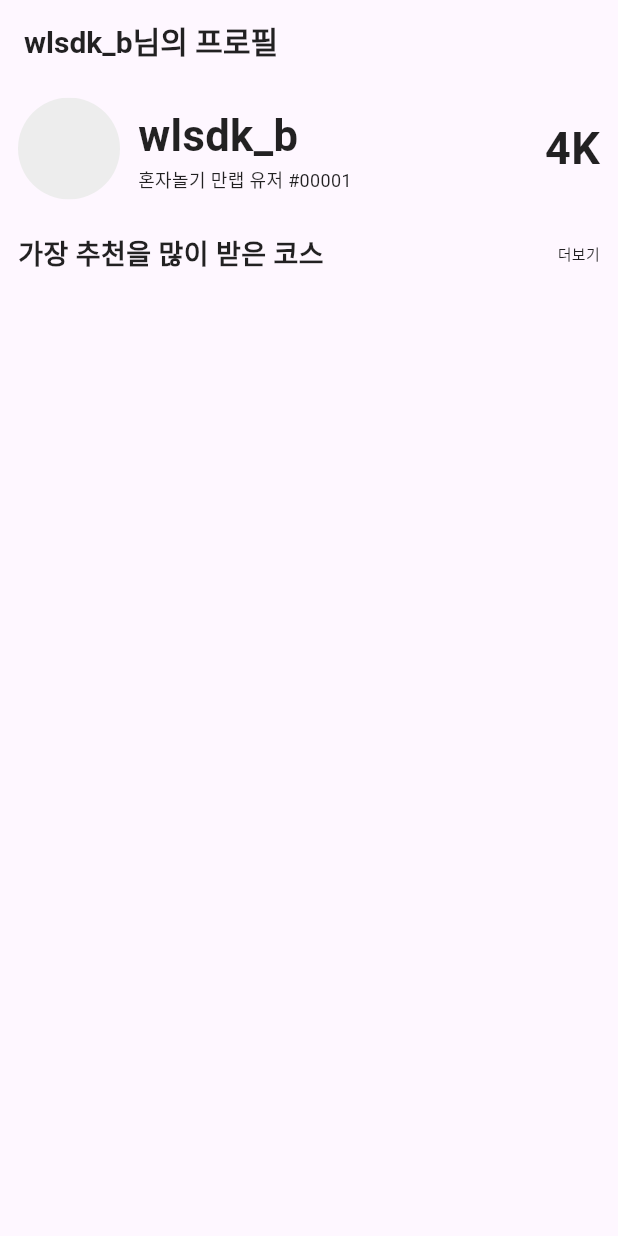
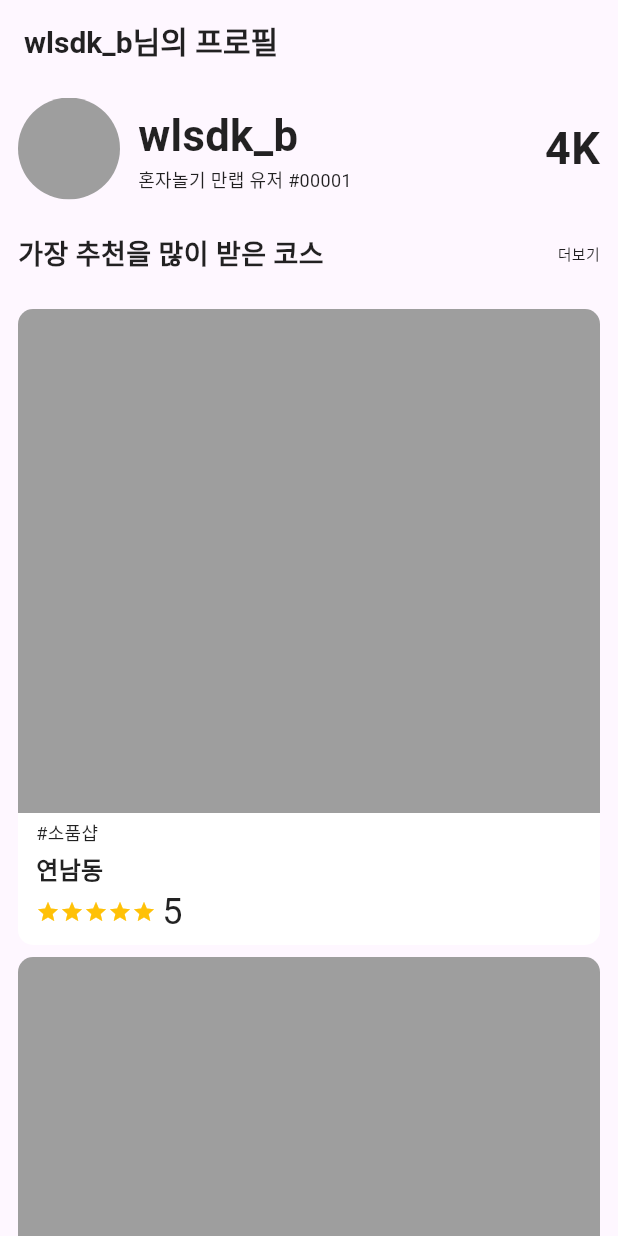
Before and after one commit to WantOscar/solo_play_applicaiton, a Flutter app: the screen it shows after launch, on a phone screen of 412 x 824 dp. Run offline on Flutter 3.47's test engine with Material 3 defaults, Android fonts, the phone set to English and light mode, and no system bars.

Commit message:
가장 추천을 많이 받은 코스 레이아웃 제작

```diff
--- a/lib/src/views/profile_view.dart
+++ b/lib/src/views/profile_view.dart
@@ -1,4 +1,5 @@
 import 'package:flutter/material.dart';
+import 'package:solo_play_application/src/widgets/course_widget.dart';
 
 class ProfileView extends StatelessWidget {
   const ProfileView({super.key});
@@ -46,7 +47,7 @@ class ProfileView extends StatelessWidget {
               child: Container(
                 width: 68,
                 height: 68,
-                color: const Color(0xffEDEDED),
+                color: Colors.grey,
               ),
             ),
           ),
@@ -114,6 +115,13 @@ class ProfileView extends StatelessWidget {
               ),
             ],
           ),
+          const SizedBox(height: 23),
+          ListView.builder(
+            shrinkWrap: true,
+            physics: const NeverScrollableScrollPhysics(),
+            itemCount: 2,
+            itemBuilder: (context, index) => const CourseWidget(),
+          ),
         ],
       ),
     );
--- /dev/null
+++ b/lib/src/widgets/course_widget.dart
@@ -0,0 +1,129 @@
+import 'package:flutter/material.dart';
+
+class CourseWidget extends StatelessWidget {
+  const CourseWidget({super.key});
+
+  @override
+  Widget build(BuildContext context) {
+    return Column(
+      children: [
+        /// 코스 지도 영역
+        Container(
+          width: double.infinity,
+          height: 336,
+          decoration: const BoxDecoration(
+            borderRadius: BorderRadius.vertical(
+              top: Radius.circular(10),
+              bottom: Radius.zero,
+            ),
+            color: Colors.grey,
+          ),
+          child: Container(),
+        ),
+
+        /// 코스 태그, 위치, 별점 영역
+        Container(
+          width: double.infinity,
+          height: 88,
+          decoration: const BoxDecoration(
+            borderRadius: BorderRadius.vertical(
+              top: Radius.zero,
+              bottom: Radius.circular(10),
+            ),
+            color: Colors.white,
+          ),
+          child: Padding(
+            padding:
+                const EdgeInsets.symmetric(horizontal: 12.0, vertical: 4.0),
+            child: Column(
+              crossAxisAlignment: CrossAxisAlignment.start,
+              children: [
+                /// 태그 영역
+                const Text(
+                  '#소품샵',
+                  style: TextStyle(
+                    fontSize: 12,
+                    fontWeight: FontWeight.w400,
+                    color: Colors.black87,
+                  ),
+                ),
+                const SizedBox(height: 4),
+
+                /// 코스 위치 영역
+                Row(
+                  mainAxisAlignment: MainAxisAlignment.spaceBetween,
+                  children: [
+                    Column(
+                      crossAxisAlignment: CrossAxisAlignment.start,
+                      children: [
+                        const Text(
+                          '연남동',
+                          style: TextStyle(
+                            fontSize: 16,
+                            fontWeight: FontWeight.w600,
+                            color: Colors.black87,
+                          ),
+                        ),
+
+                        /// 별점 영역
+                        Row(
+                          children: [
+                            Row(
+                              children: List.generate(
+                                5,
+                                (index) => const Icon(
+                                  Icons.star,
+                                  size: 16,
+                                  color: Colors.amber,
+                                ),
+                              ),
+                            ),
+                            const SizedBox(width: 4),
+                            const Text(
+                              '5',
+                              style: TextStyle(
+                                fontSize: 24,
+                                fontWeight: FontWeight.w400,
+                                color: Colors.black87,
+                              ),
+                            ),
+                          ],
+                        ),
+                      ],
+                    ),
+                    // Stack(
+                    //   children: [
+                    //     Positioned(
+                    //       left: 0,
+                    //       child: CircleAvatar(
+                    //         radius: 10,
+                    //         backgroundColor: Colors.grey.shade300,
+                    //       ),
+                    //     ),
+                    //     Positioned(
+                    //       left: 8,
+                    //       child: CircleAvatar(
+                    //         radius: 10,
+                    //         backgroundColor: Colors.grey.shade400,
+                    //       ),
+                    //     ),
+                    //     Positioned(
+                    //       left: 16,
+                    //       child: CircleAvatar(
+                    //         radius: 10,
+                    //         backgroundColor: Colors.grey.shade500,
+                    //       ),
+                    //     ),
+                    //   ],
+                    // ),
+                  ],
+                ),
+              ],
+            ),
+          ),
+        ),
+        const SizedBox(height: 8),
+      ],
+    );
+  }
+}
```
